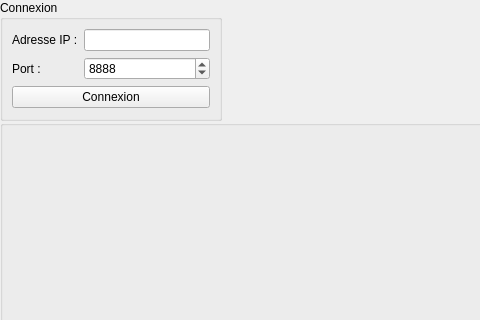
First picture: the form in PopSauce_Client/widgetpopsauceclient.ui, repository popomomlolo/PopSauce, before the edit; both pictures show x 0 to 480 and y 0 to 320 of the 776 by 580 pixel window.
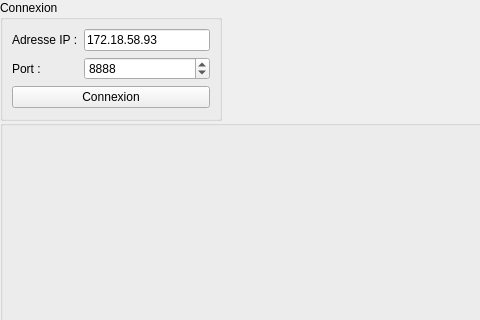
Second picture: the form after the edit.

The edit to the form file:
```diff
--- a/PopSauce_Client/widgetpopsauceclient.ui
+++ b/PopSauce_Client/widgetpopsauceclient.ui
@@ -34,7 +34,11 @@
      </widget>
     </item>
     <item row="0" column="1">
-     <widget class="QLineEdit" name="lineEditIP"/>
+     <widget class="QLineEdit" name="lineEditIP">
+      <property name="text">
+       <string>172.18.58.93</string>
+      </property>
+     </widget>
     </item>
     <item row="1" column="1">
      <widget class="QSpinBox" name="spinBoxPort">
```
